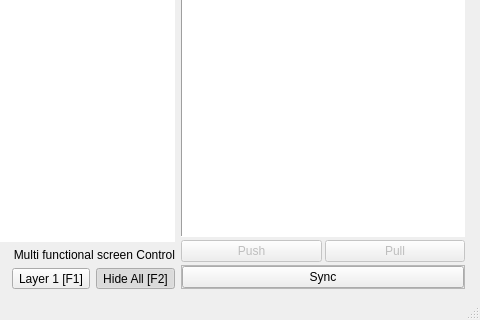
Above: mainwindow.ui from xiaoyuanyangxu/sportroom-qt before the change; both pictures show x 683 to 1163 and y 320 to 640 of the 1163 by 640 pixel window. Below: the same form after it.
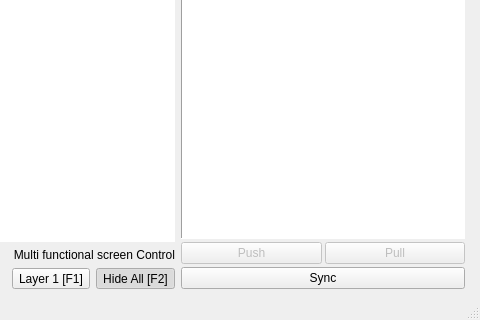
That is the form after the change. Icons and pictures are not drawn. Custom widgets are drawn as their Qt base class.

What changed in the file:
```diff
--- a/mainwindow.ui
+++ b/mainwindow.ui
@@ -1609,30 +1609,6 @@
         </widget>
        </item>
        <item>
-        <widget class="QFrame" name="frame_5">
-         <property name="frameShape">
-          <enum>QFrame::StyledPanel</enum>
-         </property>
-         <property name="frameShadow">
-          <enum>QFrame::Raised</enum>
-         </property>
-         <layout class="QHBoxLayout" name="horizontalLayout_6">
-          <property name="spacing">
-           <number>3</number>
-          </property>
-          <property name="leftMargin">
-           <number>0</number>
-          </property>
-          <property name="topMargin">
-           <number>0</number>
-          </property>
-          <property name="rightMargin">
-           <number>0</number>
-          </property>
-          <property name="bottomMargin">
-           <number>0</number>
-          </property>
-          <item>
            <widget class="QPushButton" name="syncPushButton">
             <property name="text">
              <string>Sync</string>
@@ -1641,9 +1617,6 @@
              <iconset resource="images.qrc">
               <normaloff>:/images/sync_cloud.png</normaloff>:/images/sync_cloud.png</iconset>
             </property>
-           </widget>
-          </item>
-         </layout>
         </widget>
        </item>
       </layout>
```
Lines whose indentation alone changed are shown as unchanged.
